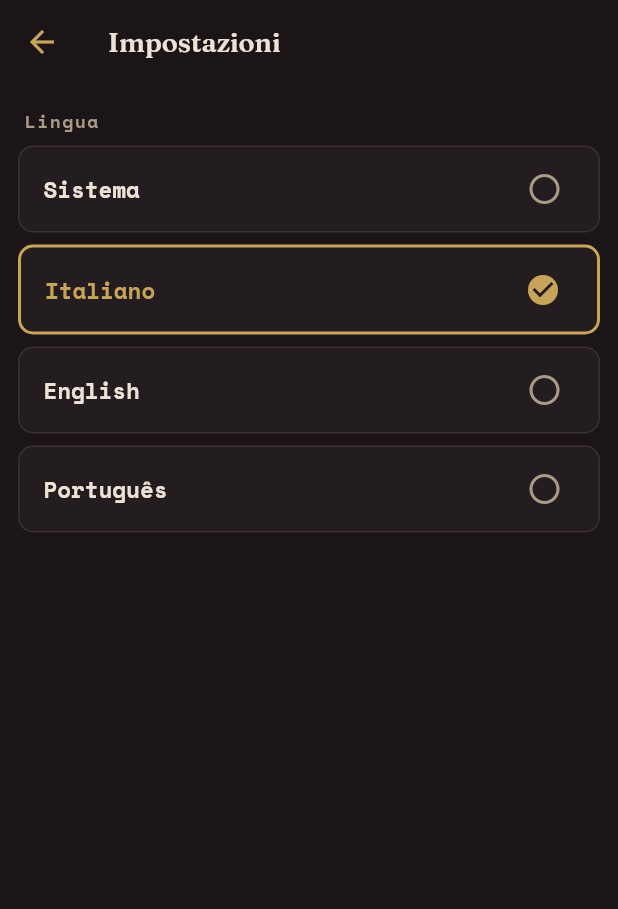
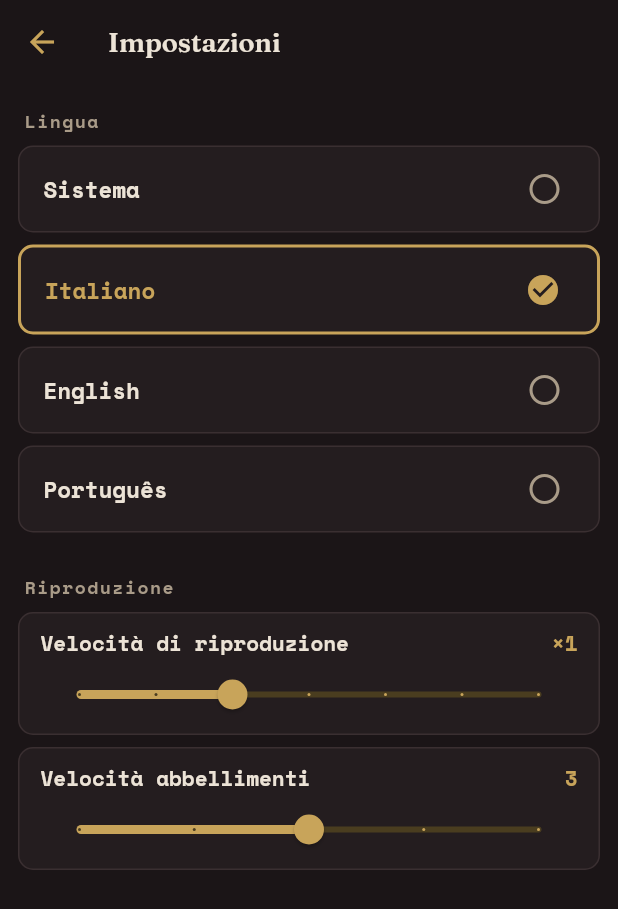
Before and after one commit to ianes1978/Taccuino-Fisarmonica, a Flutter app: the SettingsScreen screen opened directly with empty values, after a tap on "Italiano", on a phone screen of 412 x 824 dp. Shown: the top 909 px of the screen. Run offline on Flutter 3.47's test engine with Material 3 defaults, Android fonts, the phone set to English and light mode, and no system bars; our stand-ins replace file_picker, google_fonts, pdf, printing, shared_preferences, web; missing offline and left inert: file_saver, flutter_soloud; accounts and stored records are empty.

Commit message:
Impostazioni: slider velocità globale (0.5x-2x) e abbellimenti (1-5)
- Nuova sezione Riproduzione nelle Impostazioni con due slider:
  velocità globale del Play (scala note, accordi, abbellimenti e pause)
  e velocità dei soli abbellimenti. Entrambe persistite.
- Rimosso il chip ↝ dalla barra controlli (ora la regolazione sta nelle
  Impostazioni); riga durata/dita più pulita.

Co-Authored-By: Claude Opus 4.8 <noreply@anthropic.com>
Claude-Session: https://claude.ai/code/session_01Uho1DnpavT3qTZ87eVMS1t

```diff
--- a/lib/l10n/strings.dart
+++ b/lib/l10n/strings.dart
@@ -69,6 +69,9 @@ class Str {
   final String settingsTitle;
   final String language;
   final String systemLanguage;
+  final String playbackSection;
+  final String playbackSpeedLabel;
+  final String ornamentSpeedLabel;
 
   const Str({
     required this.annotation,
@@ -137,6 +140,9 @@ class Str {
     required this.settingsTitle,
     required this.language,
     required this.systemLanguage,
+    required this.playbackSection,
+    required this.playbackSpeedLabel,
+    required this.ornamentSpeedLabel,
   });
 }
 
@@ -211,6 +217,9 @@ final Str strIt = Str(
   settingsTitle: 'Impostazioni',
   language: 'Lingua',
   systemLanguage: 'Sistema',
+  playbackSection: 'Riproduzione',
+  playbackSpeedLabel: 'Velocità di riproduzione',
+  ornamentSpeedLabel: 'Velocità abbellimenti',
 );
 
 final Str strEn = Str(
@@ -280,6 +289,9 @@ final Str strEn = Str(
   settingsTitle: 'Settings',
   language: 'Language',
   systemLanguage: 'System',
+  playbackSection: 'Playback',
+  playbackSpeedLabel: 'Playback speed',
+  ornamentSpeedLabel: 'Ornament speed',
 );
 
 final Str strPt = Str(
@@ -349,6 +361,9 @@ final Str strPt = Str(
   settingsTitle: 'Configurações',
   language: 'Idioma',
   systemLanguage: 'Sistema',
+  playbackSection: 'Reprodução',
+  playbackSpeedLabel: 'Velocidade de reprodução',
+  ornamentSpeedLabel: 'Velocidade dos ornamentos',
 );
 
 /// Risolve la lingua: 'system' usa la lingua del dispositivo; it/en/pt
--- a/lib/screens/settings_screen.dart
+++ b/lib/screens/settings_screen.dart
@@ -42,10 +42,84 @@ class SettingsScreen extends StatelessWidget {
               _langTile(context, 'it', 'Italiano'),
               _langTile(context, 'en', 'English'),
               _langTile(context, 'pt', 'Português'),
+              const SizedBox(height: 16),
+              Padding(
+                padding: const EdgeInsets.fromLTRB(4, 4, 4, 8),
+                child: Text(tr.playbackSection,
+                    style: mono(
+                        size: 12,
+                        color: Palette.muted,
+                        weight: FontWeight.w700,
+                        spacing: 1)),
+              ),
+              // Velocità globale (0.5x .. 2x)
+              _sliderCard(
+                label: tr.playbackSpeedLabel,
+                valueText:
+                    '×${state.playbackSpeed.toStringAsFixed(2).replaceAll(RegExp(r'0+$'), '').replaceAll(RegExp(r'\.$'), '')}',
+                child: Slider(
+                  value: state.playbackSpeed,
+                  min: 0.5,
+                  max: 2.0,
+                  divisions: 6,
+                  activeColor: Palette.brass,
+                  inactiveColor: Palette.brassDeep,
+                  onChanged: (v) => state.setPlaybackSpeed(v),
+                ),
+              ),
+              // Velocità abbellimenti (1 .. 5)
+              _sliderCard(
+                label: tr.ornamentSpeedLabel,
+                valueText: '${state.ornamentSpeed}',
+                child: Slider(
+                  value: state.ornamentSpeed.toDouble(),
+                  min: 1,
+                  max: 5,
+                  divisions: 4,
+                  activeColor: Palette.brass,
+                  inactiveColor: Palette.brassDeep,
+                  onChanged: (v) => state.setOrnamentSpeed(v.round()),
+                ),
+              ),
             ],
           ),
         );
       },
+    );
+  }
+
+  Widget _sliderCard({
+    required String label,
+    required String valueText,
+    required Widget child,
+  }) {
+    return Container(
+      margin: const EdgeInsets.only(bottom: 8),
+      padding: const EdgeInsets.fromLTRB(14, 10, 14, 2),
+      decoration: BoxDecoration(
+        color: Palette.panel,
+        borderRadius: BorderRadius.circular(10),
+        border: Border.all(color: Palette.line),
+      ),
+      child: Column(
+        crossAxisAlignment: CrossAxisAlignment.start,
+        children: [
+          Row(
+            children: [
+              Expanded(
+                child: Text(label,
+                    style: mono(size: 14, weight: FontWeight.w700)),
+              ),
+              Text(valueText,
+                  style: mono(
+                      size: 14,
+                      weight: FontWeight.w700,
+                      color: Palette.brass)),
+            ],
+          ),
+          child,
+        ],
+      ),
     );
   }
 
```
Also changed, not shown: lib/state/app_state.dart (+26 -4 lines), lib/widgets/control_bar.dart (+1 -17 lines).
